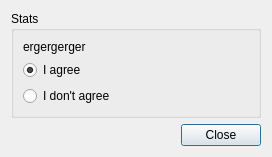
albemala/almoviesrenamer, file src/settings_dialog.ui: the form before one commit.
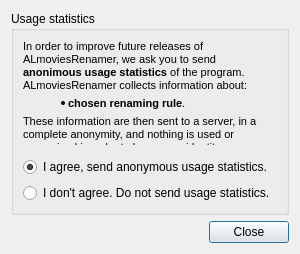
The form after the commit. Icons and pictures are not drawn.

Commit message: designed usage statistics agreement dialog and settings dialog

What changed in the file:
```diff
--- a/src/settings_dialog.ui
+++ b/src/settings_dialog.ui
@@ -6,8 +6,8 @@
    <rect>
     <x>0</x>
     <y>0</y>
-    <width>272</width>
-    <height>141</height>
+    <width>300</width>
+    <height>254</height>
    </rect>
   </property>
   <property name="windowTitle">
@@ -21,20 +21,46 @@
    <item>
     <widget class="QGroupBox" name="groupBox">
      <property name="title">
-      <string>Stats</string>
+      <string>Usage statistics</string>
      </property>
      <layout class="QVBoxLayout" name="verticalLayout_2">
       <item>
        <widget class="QLabel" name="label_13">
         <property name="text">
-         <string>ergergerger</string>
+         <string>&lt;!DOCTYPE HTML PUBLIC &quot;-//W3C//DTD HTML 4.0//EN&quot; &quot;http://www.w3.org/TR/REC-html40/strict.dtd&quot;&gt;
+&lt;html&gt;&lt;head&gt;&lt;meta name=&quot;qrichtext&quot; content=&quot;1&quot; /&gt;&lt;style type=&quot;text/css&quot;&gt;
+p, li { white-space: pre-wrap; }
+&lt;/style&gt;&lt;/head&gt;&lt;body style=&quot; font-family:'MS Shell Dlg 2'; font-size:8.25pt; font-weight:400; font-style:normal;&quot;&gt;
+&lt;p style=&quot; margin-top:0px; margin-bottom:0px; margin-left:0px; margin-right:0px; -qt-block-indent:0; text-indent:0px;&quot;&gt;&lt;span style=&quot; font-size:8pt;&quot;&gt;In order to improve future releases of ALmoviesRenamer, we ask you to send &lt;/span&gt;&lt;span style=&quot; font-size:8pt; font-weight:600;&quot;&gt;anonimous usage statistics&lt;/span&gt;&lt;span style=&quot; font-size:8pt;&quot;&gt; of the program.&lt;/span&gt;&lt;/p&gt;
+&lt;p style=&quot; margin-top:0px; margin-bottom:0px; margin-left:0px; margin-right:0px; -qt-block-indent:0; text-indent:0px;&quot;&gt;&lt;span style=&quot; font-size:8pt;&quot;&gt;ALmoviesRenamer collects information about:&lt;/span&gt;&lt;/p&gt;
+&lt;ul style=&quot;margin-top: 0px; margin-bottom: 0px; margin-left: 0px; margin-right: 0px; -qt-list-indent: 1;&quot;&gt;&lt;li style=&quot; font-size:8pt;&quot; style=&quot; margin-top:5px; margin-bottom:5px; margin-left:5px; margin-right:5px; -qt-block-indent:0; text-indent:0px;&quot;&gt;&lt;span style=&quot; font-weight:600;&quot;&gt;chosen renaming rule&lt;/span&gt;.&lt;/li&gt;&lt;/ul&gt;
+&lt;p style=&quot; margin-top:0px; margin-bottom:0px; margin-left:0px; margin-right:0px; -qt-block-indent:0; text-indent:0px;&quot;&gt;&lt;span style=&quot; font-size:8pt;&quot;&gt;These information are then sent to a server, in a complete anonymity, and nothing is used or memorized in order to know your identity.&lt;/span&gt;&lt;/p&gt;&lt;/body&gt;&lt;/html&gt;</string>
+        </property>
+        <property name="wordWrap">
+         <bool>true</bool>
         </property>
        </widget>
       </item>
+      <item>
+       <spacer name="verticalSpacer_2">
+        <property name="orientation">
+         <enum>Qt::Vertical</enum>
+        </property>
+        <property name="sizeType">
+         <enum>QSizePolicy::Fixed</enum>
+        </property>
+        <property name="sizeHint" stdset="0">
+         <size>
+          <width>20</width>
+          <height>6</height>
+         </size>
+        </property>
+       </spacer>
+      </item>
       <item>
        <widget class="QRadioButton" name="radioButton">
         <property name="text">
-         <string>I agree</string>
+         <string>I agree, send anonymous usage statistics.</string>
         </property>
         <property name="checked">
          <bool>true</bool>
@@ -44,7 +70,7 @@
       <item>
        <widget class="QRadioButton" name="radioButton_2">
         <property name="text">
-         <string>I don't agree</string>
+         <string>I don't agree. Do not send usage statistics.</string>
         </property>
        </widget>
       </item>
```
Left out of the diff: 14 changed lines with no effect on the pictures. The commit also changes 2 other files.
